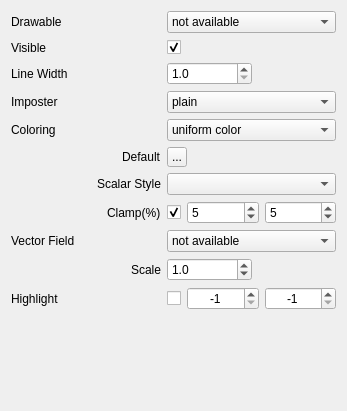
Above: applications/Mapple/widgets/widget_drawable_lines.ui from LiangliangNan/Easy3D before the change. Below: the same form after it.
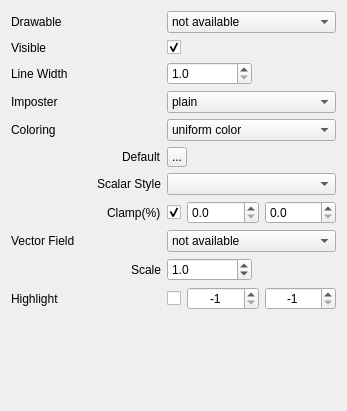
That is the form after the change. Icons and pictures are not drawn.

Commit message: finner clamp of scalar fields for visualization

```diff
--- a/applications/Mapple/widgets/widget_drawable_lines.ui
+++ b/applications/Mapple/widgets/widget_drawable_lines.ui
@@ -247,7 +247,7 @@
         </widget>
        </item>
        <item row="0" column="1">
-        <widget class="QSpinBox" name="spinBoxScalarFieldClampLower">
+        <widget class="QDoubleSpinBox" name="doubleSpinBoxScalarFieldClampLower">
          <property name="sizePolicy">
           <sizepolicy hsizetype="Expanding" vsizetype="Preferred">
            <horstretch>0</horstretch>
@@ -260,16 +260,13 @@
            <height>0</height>
           </size>
          </property>
-         <property name="maximum">
-          <number>100</number>
-         </property>
-         <property name="value">
-          <number>5</number>
+         <property name="decimals">
+          <number>1</number>
          </property>
         </widget>
        </item>
        <item row="0" column="2">
-        <widget class="QSpinBox" name="spinBoxScalarFieldClampUpper">
+        <widget class="QDoubleSpinBox" name="doubleSpinBoxScalarFieldClampUpper">
          <property name="sizePolicy">
           <sizepolicy hsizetype="Expanding" vsizetype="Preferred">
            <horstretch>0</horstretch>
@@ -282,11 +279,8 @@
            <height>0</height>
           </size>
          </property>
-         <property name="maximum">
-          <number>100</number>
-         </property>
-         <property name="value">
-          <number>5</number>
+         <property name="decimals">
+          <number>1</number>
          </property>
         </widget>
        </item>
```
Left out of the diff: 4 changed lines with no effect on the pictures. The commit also changes 8 other files.
